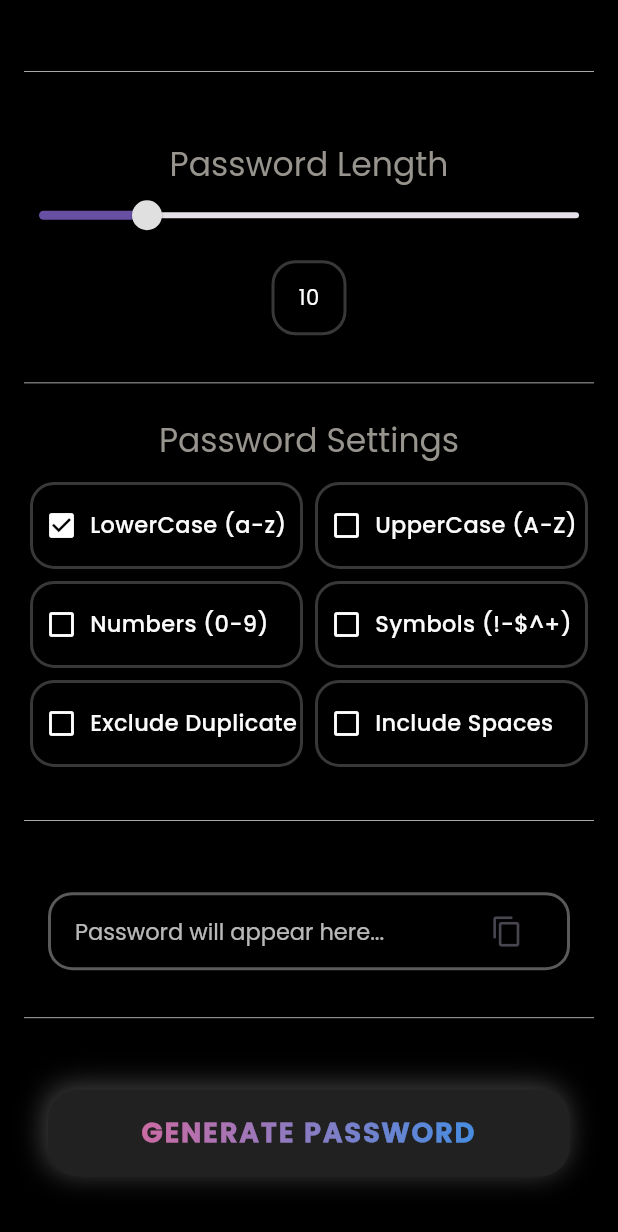
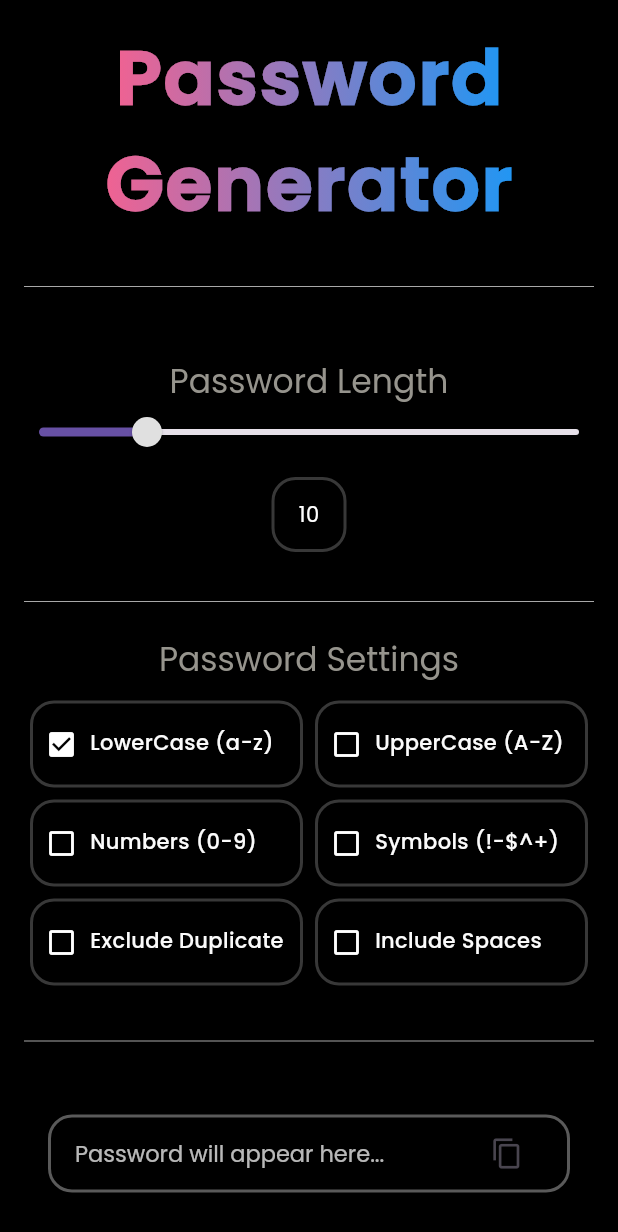
Before and after one commit to sugith10/password-generator, a Flutter app: the screen it shows after launch, on a phone screen of 412 x 824 dp. Shown: the top 1232 px of the screen. Run offline on Flutter 3.47's test engine with Material 3 defaults, Android fonts, the phone set to English and light mode, and no system bars; drawn by our look-alikes of simple_gradient_text; our stand-ins replace animate_do, flutter_bloc.

Commit message:
web relase final

```diff
--- a/lib/features/generate_password/presentation/pages/password_generate_page/password_generate_page.dart
+++ b/lib/features/generate_password/presentation/pages/password_generate_page/password_generate_page.dart
@@ -7,10 +7,10 @@ import 'package:password_generator/features/generate_password/domain/use_cases/p
 import 'package:password_generator/features/generate_password/presentation/bloc/password_generate_bloc.dart';
 import 'package:password_generator/features/generate_password/presentation/widget/copy_result_container.dart';
 import 'package:password_generator/features/generate_password/presentation/widget/get_divider.dart';
+import 'package:password_generator/features/generate_password/presentation/widget/header_two.dart';
 import 'package:password_generator/features/generate_password/presentation/widget/password_button.dart';
 import 'package:password_generator/features/generate_password/presentation/widget/password_length.dart';
 import 'package:password_generator/features/generate_password/presentation/widget/password_settingfield.dart';
-
 
 class PasswordGeneratePage extends StatelessWidget {
   const PasswordGeneratePage({super.key});
@@ -35,26 +35,47 @@ class _PassWordGeneratePage extends StatelessWidget {
       body: SafeArea(
           child: Padding(
         padding: EdgeInsets.all(defaultPadding),
+        child: SingleChildScrollView(
+          physics: BouncingScrollPhysics(),
           child: Column(
             crossAxisAlignment: CrossAxisAlignment.center,
             children: [
-            Spacer(),
+
+              Header(),
+              SizedBox(
+                height: 25,
+              ),
               GetDivider(),
-            Spacer(),
+              SizedBox(
+                height: 25,
+              ),
               PasswordLength(),
-            Spacer(),
+              SizedBox(
+                height: 25,
+              ),
               GetDivider(),
               PassWordSettingField(),
-            Spacer(),
+              SizedBox(
+                height: 25,
+              ),
               GetDivider(),
-            Spacer(),
+              SizedBox(
+                height: 25,
+              ),
               CopyResultContainer(),
-            Spacer(),
+              SizedBox(
+                height: 25,
+              ),
               GetDivider(),
-            Spacer(),
+              SizedBox(
+                height: 10,
+              ),
               PasswordButton(),
-            Spacer()
+              SizedBox(
+                height: 25,
+              ),
             ],
+          ),
         ),
       )),
     );
--- a/lib/features/generate_password/presentation/widget/coustom_check_box.dart
+++ b/lib/features/generate_password/presentation/widget/coustom_check_box.dart
@@ -52,7 +52,7 @@ class CustomCheckBox extends StatelessWidget {
               Text(
                 label,
                 style:  TextStyle(
-                  fontSize:_calculateDescriptionFontSize(screenHeight: height, screenWidth: width),
+                  fontSize:Theme.of(context).textTheme.titleSmall!.fontSize,
                   color: Color.fromARGB(255, 251, 251, 251),
                   fontWeight: FontWeight.w500
                 ),
--- /dev/null
+++ b/lib/features/generate_password/presentation/widget/header_two.dart
@@ -0,0 +1,39 @@
+import 'package:flutter/material.dart';
+import 'package:simple_gradient_text/simple_gradient_text.dart';
+
+class Header extends StatelessWidget {
+  const Header({super.key});
+
+  @override
+  Widget build(BuildContext context) {
+    return Column(
+      mainAxisAlignment: MainAxisAlignment.center,
+      children: [
+        GradientText(
+          'Password',
+          style: const TextStyle(
+              fontSize: 50, fontWeight: FontWeight.w900, letterSpacing: 1.5),
+          colors: const [
+            Color(0xFF2196F3),
+            Color(0xFFF06292),
+          ],
+          gradientType: GradientType.linear,
+          radius: 2,
+          gradientDirection: GradientDirection.rtl,
+        ),
+        GradientText(
+          'Generator',
+          style: const TextStyle(
+              fontSize: 50, fontWeight: FontWeight.w900, letterSpacing: 1.5),
+          colors: const [
+            Color(0xFF2196F3),
+            Color(0xFFF06292),
+          ],
+          gradientType: GradientType.linear,
+          radius: 2,
+          gradientDirection: GradientDirection.rtl,
+        ),
+      ],
+    );;
+  }
+}
--- a/lib/features/generate_password/presentation/widget/password_button.dart
+++ b/lib/features/generate_password/presentation/widget/password_button.dart
@@ -10,7 +10,20 @@ class PasswordButton extends StatelessWidget {
 
   @override
   Widget build(BuildContext context) {
-    return GestureDetector(
+    return Column(
+      children: [
+        const Center(
+          child: Text(
+            "Tap this generate password button for password generation",
+            style: TextStyle(
+              color: Color.fromRGBO(255, 255, 255, 0.642),
+            ),
+          ),
+        ),
+        const SizedBox(
+          height: 35,
+        ),
+        GestureDetector(
             onTap: () => context
                 .read<PasswordGenratorBloc>()
                 .add(GeneratePasswordSubmittedEvent()),
@@ -54,6 +67,8 @@ class PasswordButton extends StatelessWidget {
                   gradientDirection: GradientDirection.rtl,
                 ),
               ),
-        ));
+            )),
+      ],
+    );
   }
 }
--- a/lib/main.dart
+++ b/lib/main.dart
@@ -14,19 +14,13 @@ class MyApp extends StatelessWidget {
       debugShowCheckedModeBanner: false,
       title: 'Password Generator',
       theme: ThemeData(
-        scaffoldBackgroundColor: Colors.black,
-        fontFamily: 'Poppins',
-        textTheme: const TextTheme(
-          bodyMedium: TextStyle(color: Color.fromARGB(255, 255, 255, 255)),
+          scaffoldBackgroundColor: Colors.black,
+          fontFamily: 'Poppins',
+          textTheme: const TextTheme(
+            bodyMedium: TextStyle(color: Color.fromARGB(255, 255, 255, 255)),
+            titleLarge: TextStyle(color: Color.fromARGB(255, 150, 148, 141)),
 
-          titleMedium:  TextStyle(color: Color.fromARGB(255, 7, 255, 44) ),
-
-          titleLarge: TextStyle(color: Color.fromARGB(255, 150, 148, 141)),
-
-     labelMedium: TextStyle(color: Color.fromARGB(255, 18, 94, 207)),
-
-        )
-      ),
+          )),
       home: const SplashPage(),
     );
   }
```
Lines whose indentation alone changed are shown as unchanged.
